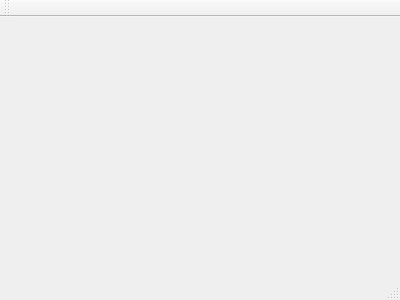
The window that Verkefni_vika3/mainwindow.ui (evas14/Hopur_48) describes before a commit, drawn with Qt 5.
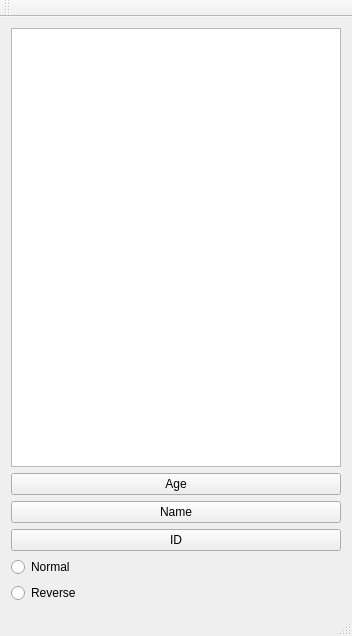
The same window after the commit.

Diff of the .ui file:
```diff
--- a/Verkefni_vika3/mainwindow.ui
+++ b/Verkefni_vika3/mainwindow.ui
@@ -1,24 +1,80 @@
 <ui version="4.0">
  <class>MainWindow</class>
- <widget class="QMainWindow" name="MainWindow" >
-  <property name="geometry" >
+ <widget class="QMainWindow" name="MainWindow">
+  <property name="geometry">
    <rect>
     <x>0</x>
     <y>0</y>
-    <width>400</width>
-    <height>300</height>
+    <width>352</width>
+    <height>636</height>
    </rect>
   </property>
   <property name="windowTitle" >
    <string>MainWindow</string>
   </property>
-  <widget class="QMenuBar" name="menuBar" />
-  <widget class="QToolBar" name="mainToolBar" />
-  <widget class="QWidget" name="centralWidget" />
-  <widget class="QStatusBar" name="statusBar" />
+  <widget class="QWidget" name="centralWidget">
+   <layout class="QVBoxLayout" name="verticalLayout">
+    <item>
+     <widget class="QListWidget" name="listBoxDisplay"/>
+    </item>
+    <item>
+     <widget class="QPushButton" name="pushButtonSortPersonByAge">
+      <property name="text">
+       <string>Age</string>
+      </property>
+     </widget>
+    </item>
+    <item>
+     <widget class="QPushButton" name="pushButtonSortPersonByName">
+      <property name="text">
+       <string>Name</string>
+      </property>
+     </widget>
+    </item>
+    <item>
+     <widget class="QPushButton" name="pushButtonSortPersonByID">
+      <property name="text">
+       <string>ID</string>
+      </property>
+     </widget>
+    </item>
+    <item>
+     <widget class="QRadioButton" name="radioButtonNormalSort">
+      <property name="text">
+       <string>Normal</string>
+      </property>
+     </widget>
+    </item>
+    <item>
+     <widget class="QRadioButton" name="radioButtonReverseSort">
+      <property name="text">
+       <string>Reverse</string>
+      </property>
+     </widget>
+    </item>
+   </layout>
+  </widget>
+  <widget class="QMenuBar" name="menuBar">
+   <property name="geometry">
+    <rect>
+     <x>0</x>
+     <y>0</y>
+     <width>352</width>
+     <height>26</height>
+    </rect>
+   </property>
+  </widget>
+  <widget class="QToolBar" name="mainToolBar">
+   <attribute name="toolBarArea">
+    <enum>TopToolBarArea</enum>
+   </attribute>
+   <attribute name="toolBarBreak">
+    <bool>false</bool>
+   </attribute>
+  </widget>
+  <widget class="QStatusBar" name="statusBar"/>
  </widget>
- <layoutDefault spacing="6" margin="11" />
- <pixmapfunction></pixmapfunction>
+ <layoutdefault spacing="6" margin="11"/>
  <resources/>
  <connections/>
 </ui>
```
Left out of the diff: 3 changed lines with no effect on the pictures.
